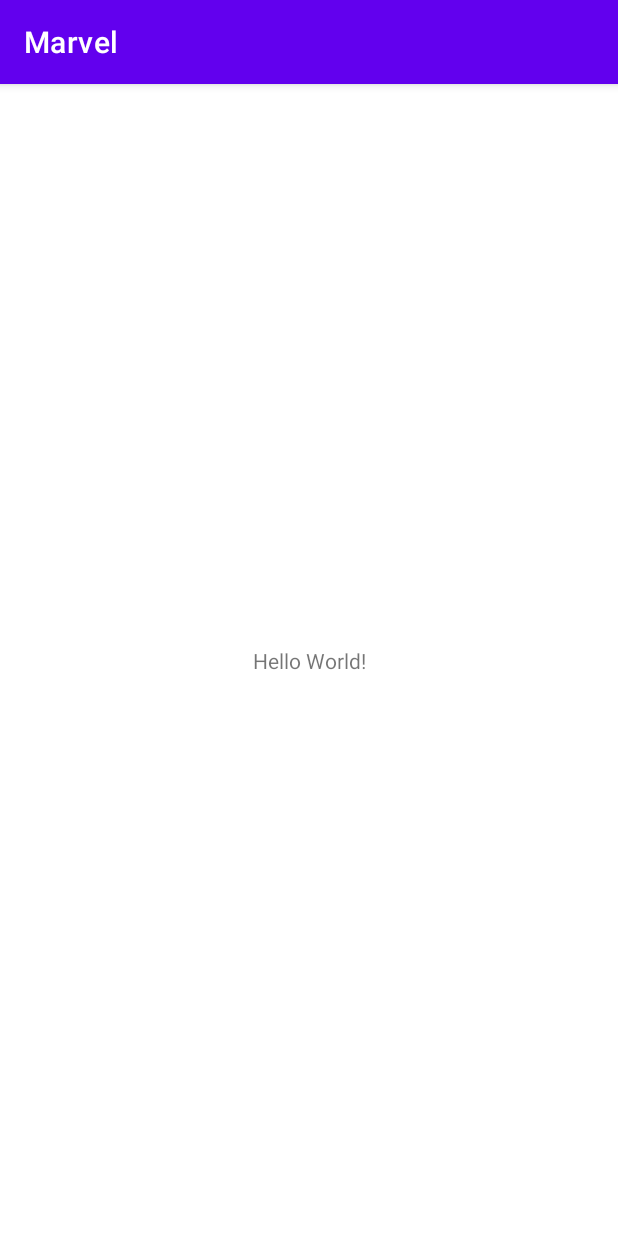
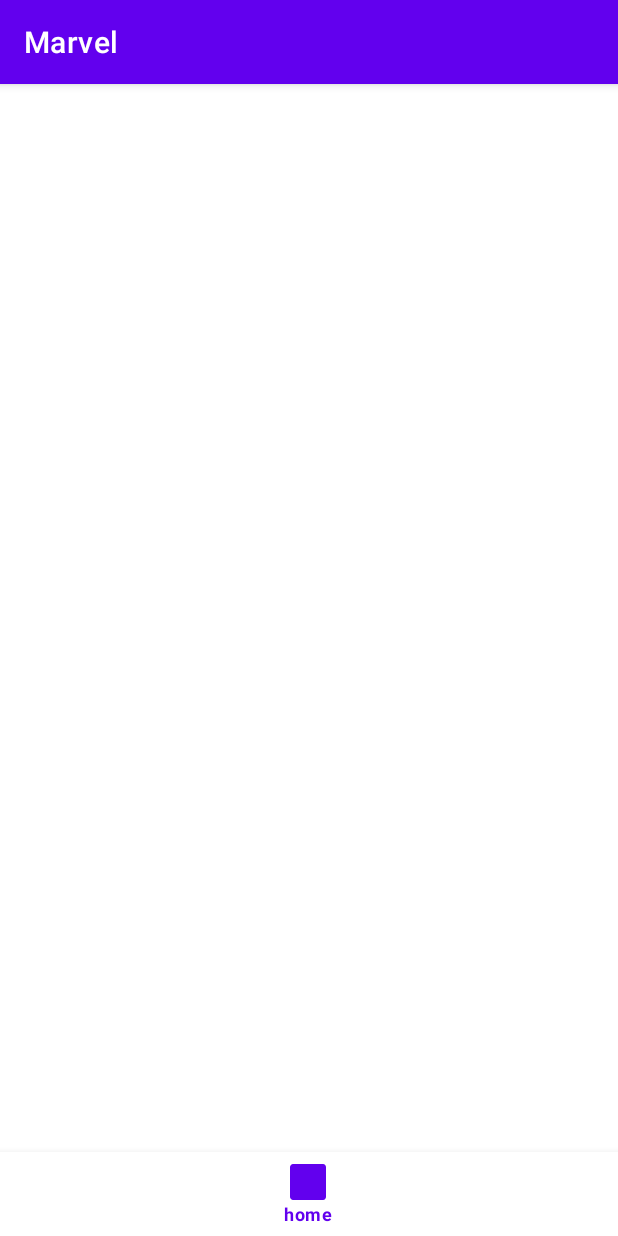
Before and after one commit to Shahad-Kadhim/Marvel-App, an Android app: the screen it shows after launch (MainActivity), on a phone screen of 412 x 824 dp. Run offline under Robolectric (Android 15) with nearby library versions, the phone set to English and light mode, and no system bars; our stand-ins replace Dagger/Hilt's generated code, data binding, navigation-ui.

Commit message:
setup navigation

```diff
--- /dev/null
+++ b/app/src/main/java/com/example/app/marvel/ui/HomeFragment.kt
@@ -0,0 +1,22 @@
+package com.example.app.marvel.ui
+
+import android.os.Bundle
+import android.view.*
+import androidx.databinding.DataBindingUtil
+import androidx.fragment.app.Fragment
+import com.example.app.marvel.R
+import com.example.app.marvel.databinding.FragmentHomeBinding
+
+class HomeFragment: Fragment() {
+
+    override fun onCreateView(
+        inflater: LayoutInflater,
+        container: ViewGroup?,
+        savedInstanceState: Bundle?
+    ): View {
+        DataBindingUtil.inflate<FragmentHomeBinding>(inflater, R.layout.fragment_home, container, false).apply {
+            lifecycleOwner = this@HomeFragment
+            return root
+        }
+    }
+}
--- a/app/src/main/java/com/example/app/marvel/ui/MainActivity.kt
+++ b/app/src/main/java/com/example/app/marvel/ui/MainActivity.kt
@@ -2,13 +2,36 @@ package com.example.app.marvel.ui
 
 import androidx.appcompat.app.AppCompatActivity
 import android.os.Bundle
+import androidx.databinding.DataBindingUtil
+import androidx.navigation.findNavController
+import androidx.navigation.ui.setupWithNavController
 import com.example.app.marvel.R
+import com.example.app.marvel.databinding.ActivityMainBinding
 import dagger.hilt.android.AndroidEntryPoint
 
 @AndroidEntryPoint
 class MainActivity : AppCompatActivity() {
+    lateinit var binding: ActivityMainBinding
+
     override fun onCreate(savedInstanceState: Bundle?) {
         super.onCreate(savedInstanceState)
-        setContentView(R.layout.activity_main)
+        binding = DataBindingUtil.setContentView<ActivityMainBinding>(
+            this,
+            R.layout.activity_main
+        ).also { binding ->
+            binding.lifecycleOwner=this
+        }
     }
+
+    override fun onResume() {
+        super.onResume()
+        binding.navigation
+            .setupWithNavController(findNavController(R.id.fragment_host))
+    }
+
+    override fun onSupportNavigateUp(): Boolean {
+        findNavController(R.id.fragment_host).navigateUp()
+        return true
+    }
+
 }
--- a/app/src/main/res/layout/activity_main.xml
+++ b/app/src/main/res/layout/activity_main.xml
@@ -1,18 +1,36 @@
 <?xml version="1.0" encoding="utf-8"?>
-<androidx.constraintlayout.widget.ConstraintLayout xmlns:android="http://schemas.android.com/apk/res/android"
+<layout xmlns:android="http://schemas.android.com/apk/res/android"
     xmlns:app="http://schemas.android.com/apk/res-auto"
-    xmlns:tools="http://schemas.android.com/tools"
+    xmlns:tools="http://schemas.android.com/tools">
+
+    <data>
+
+    </data>
+
+    <androidx.constraintlayout.widget.ConstraintLayout
         android:layout_width="match_parent"
         android:layout_height="match_parent"
         tools:context=".ui.MainActivity">
 
-    <TextView
-        android:layout_width="wrap_content"
+        <androidx.fragment.app.FragmentContainerView
+            android:id="@+id/fragment_host"
+            android:name="androidx.navigation.fragment.NavHostFragment"
+            android:layout_width="match_parent"
+            android:layout_height="0dp"
+            app:defaultNavHost="true"
+            app:layout_constraintBottom_toTopOf="@id/navigation"
+            app:layout_constraintEnd_toEndOf="parent"
+            app:layout_constraintStart_toStartOf="parent"
+            app:layout_constraintTop_toTopOf="parent"
+            app:navGraph="@navigation/nav_graph" />
+
+        <com.google.android.material.bottomnavigation.BottomNavigationView
+            android:id="@+id/navigation"
+            android:layout_width="match_parent"
             android:layout_height="wrap_content"
-        android:text="Hello World!"
             app:layout_constraintBottom_toBottomOf="parent"
-        app:layout_constraintLeft_toLeftOf="parent"
-        app:layout_constraintRight_toRightOf="parent"
-        app:layout_constraintTop_toTopOf="parent" />
+            app:menu="@menu/bottom_nav_graph" />
+
 
     </androidx.constraintlayout.widget.ConstraintLayout>
+</layout>
--- /dev/null
+++ b/app/src/main/res/layout/fragment_home.xml
@@ -0,0 +1,13 @@
+<?xml version="1.0" encoding="utf-8"?>
+<layout xmlns:android="http://schemas.android.com/apk/res/android">
+
+    <data>
+
+    </data>
+
+    <androidx.constraintlayout.widget.ConstraintLayout
+        android:layout_width="match_parent"
+        android:layout_height="match_parent">
+
+    </androidx.constraintlayout.widget.ConstraintLayout>
+</layout>
--- /dev/null
+++ b/app/src/main/res/menu/bottom_nav_graph.xml
@@ -0,0 +1,8 @@
+<?xml version="1.0" encoding="utf-8"?>
+<menu xmlns:android="http://schemas.android.com/apk/res/android">
+    <item
+        android:id="@+id/homeFragment"
+        android:title="home"
+        android:icon="@mipmap/ic_launcher"
+        />
+</menu>
--- /dev/null
+++ b/app/src/main/res/navigation/nav_graph.xml
@@ -0,0 +1,11 @@
+<?xml version="1.0" encoding="utf-8"?>
+<navigation xmlns:android="http://schemas.android.com/apk/res/android"
+    xmlns:app="http://schemas.android.com/apk/res-auto"
+    android:id="@+id/nav_graph"
+    app:startDestination="@id/homeFragment">
+
+    <fragment
+        android:id="@+id/homeFragment"
+        android:name="com.example.app.marvel.ui.HomeFragment"
+        android:label="HomeFragment" />
+</navigation>
```
Lines whose indentation alone changed are shown as unchanged.
